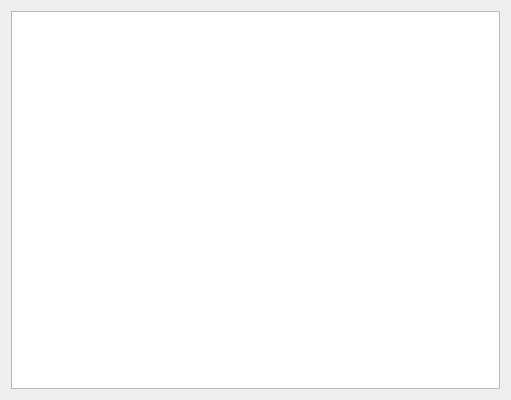
This is iotracegui/view/blocks_popup.ui in nicolasgross/iotrace-gui as Qt 5 draws it before an edit. The edited form follows.
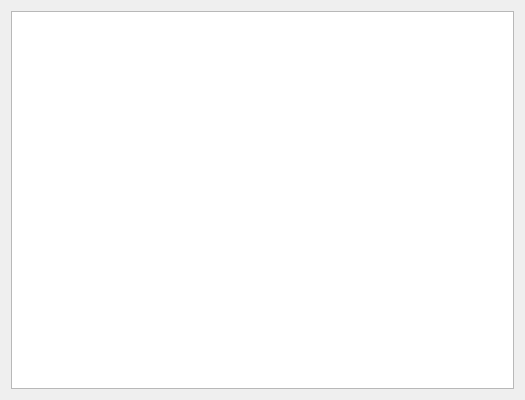
This is the edited form.

Commit message: Adjust popup width

```diff
--- a/iotracegui/view/blocks_popup.ui
+++ b/iotracegui/view/blocks_popup.ui
@@ -6,7 +6,7 @@
    <rect>
     <x>0</x>
     <y>0</y>
-    <width>511</width>
+    <width>525</width>
     <height>400</height>
    </rect>
   </property>
```
